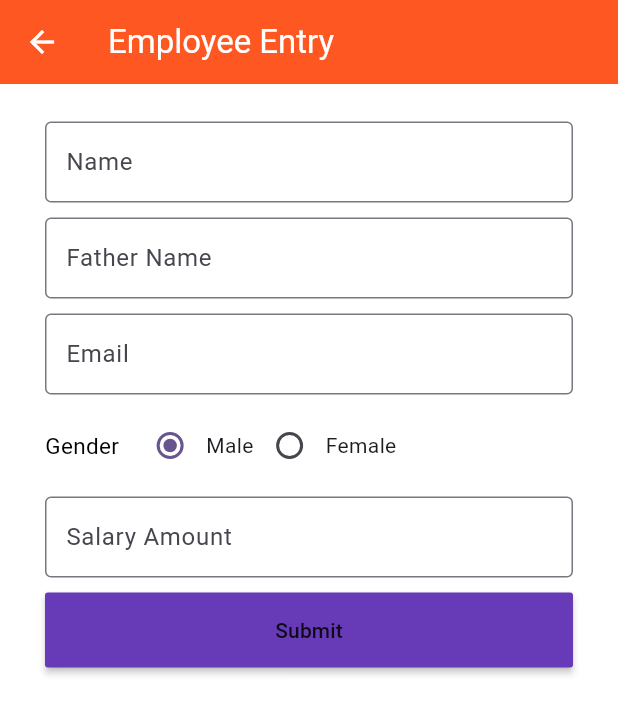
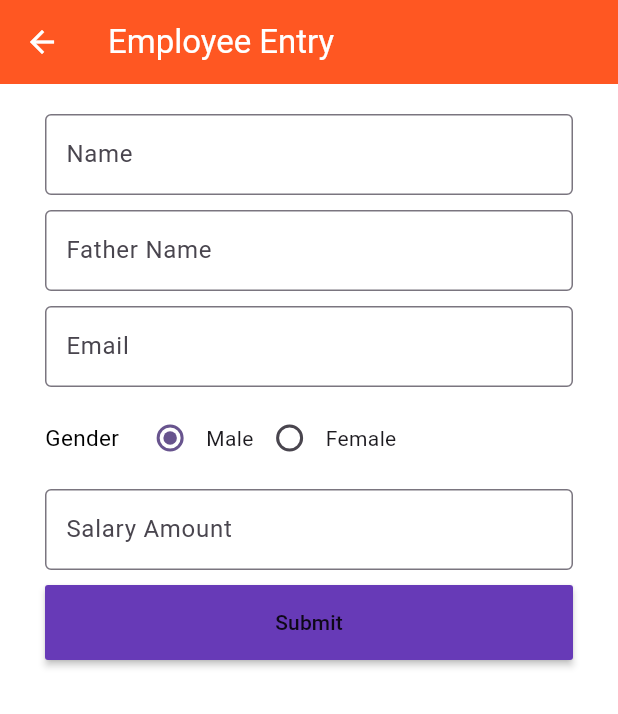
Before and after one commit to SenDevCk/myfirstflutterpro, a Flutter app: the EmployeeEntry screen opened directly, on a phone screen of 412 x 824 dp. Shown: the top 714 px of the screen. Run offline on Flutter 3.47's test engine with Material 3 defaults, Android fonts, the phone set to English and light mode, and no system bars; drawn by our look-alikes of reactive_forms; our stand-ins replace get, permission_handler, sqflite; accounts and stored records are empty.

Commit message:
employee entry

```diff
--- a/lib/activity/employee.dart
+++ b/lib/activity/employee.dart
@@ -47,7 +47,7 @@ class _EmployeeEntryState extends State<EmployeeEntry> {
            children: <Widget>[
                     Padding(
                       padding: EdgeInsets.only(
-                      left: 15, top: 10, right: 15, bottom: 0),
+                      left: 15, top: 5, right: 15, bottom: 5),
                       child: ReactiveTextField(
                        formControlName: 'name',
                        decoration: InputDecoration(
@@ -65,7 +65,7 @@ class _EmployeeEntryState extends State<EmployeeEntry> {
                     ),
             Padding(
               padding: EdgeInsets.only(
-                  left: 15, top: 10, right: 15, bottom: 0),
+                  left: 15, top: 5, right: 15, bottom: 5),
                    child: ReactiveTextField(
                      formControlName: 'fatherName',
                      textInputAction: TextInputAction.next,
@@ -82,7 +82,7 @@ class _EmployeeEntryState extends State<EmployeeEntry> {
                    )
             ),
           Padding(
-            padding: EdgeInsets.only(left: 15, top: 10, right: 15, bottom: 0),
+            padding: EdgeInsets.only(left: 15, top: 5, right: 15, bottom: 5),
               child: ReactiveTextField(
                      formControlName: 'email',
                      textInputAction: TextInputAction.next,
@@ -99,7 +99,7 @@ class _EmployeeEntryState extends State<EmployeeEntry> {
                    )
           ),
           Padding(
-              padding: EdgeInsets.only(left: 15,top: 10,right: 15,bottom: 0),
+              padding: EdgeInsets.only(left: 15,top: 5,right: 15,bottom: 5),
               child: Row(
                 children: <Widget>[
                   Text('Gender',style: TextStyle(color: Colors.black,fontSize: 15),),
@@ -123,7 +123,7 @@ class _EmployeeEntryState extends State<EmployeeEntry> {
 
              Padding(
                  padding: EdgeInsets.only(
-                     left: 15, top: 10, right: 15, bottom: 0),
+                     left: 15, top: 5, right: 15, bottom: 5),
                  child: ReactiveTextField(
                    formControlName: 'salary',
                    decoration: InputDecoration(
@@ -140,7 +140,7 @@ class _EmployeeEntryState extends State<EmployeeEntry> {
              ),
              Padding(
                  padding: EdgeInsets.only(
-                     left: 15, top: 10, right: 15, bottom: 0),
+                     left: 15, top: 5, right: 15, bottom: 5),
              child: MaterialButton(
                color: Colors.deepPurple,
                height: 50,
```
